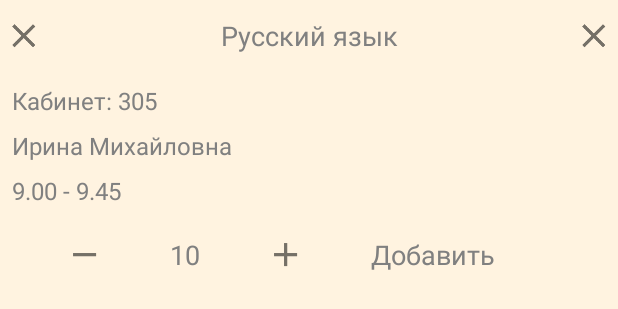
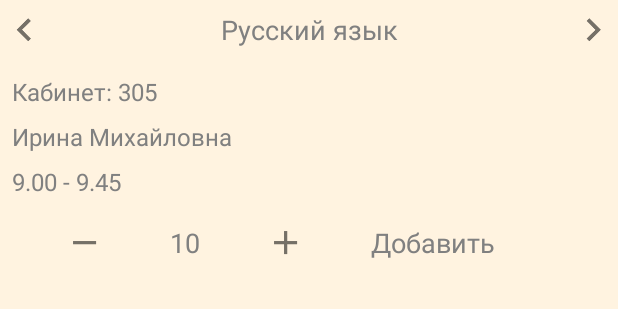
Before and after one commit to Ivanhanden/SchoolHelper2, an Android app: the layout app_widget.xml on its own in the app's theme, with its tools: preview values and no code run, on a phone screen of 412 x 824 dp. Shown: the top 309 px of the screen. Run offline under Robolectric (Android 15) with nearby library versions, the phone set to English and light mode, and no system bars.

Commit message:
14 Ivan working on widget xml

```diff
--- a/app/src/main/res/layout/app_widget.xml
+++ b/app/src/main/res/layout/app_widget.xml
@@ -9,7 +9,7 @@
         android:layout_width="match_parent"
         android:layout_height="wrap_content"
         android:orientation="horizontal"
-        android:layout_marginTop="8dp"
+        android:layout_marginTop="4dp"
         >
 
         <ImageButton
@@ -18,7 +18,7 @@
             android:layout_weight="0"
             android:layout_height="wrap_content"
             android:background="@android:color/transparent"
-            android:src="@drawable/ic_clear"/>
+            android:src="@drawable/ic_keyboard_arrow_left"/>
 
         <TextView
             android:id="@+id/subject_name"
@@ -38,14 +38,14 @@
             android:layout_weight="0"
             android:layout_height="wrap_content"
             android:background="@android:color/transparent"
-            android:src="@drawable/ic_clear"/>
+            android:src="@drawable/ic_keyboard_arrow_right"/>
 
     </LinearLayout>
     <LinearLayout
         android:layout_width="match_parent"
         android:layout_height="wrap_content"
         android:orientation="vertical"
-        android:layout_marginTop="16dp"
+        android:layout_marginTop="14dp"
         android:layout_marginLeft="8dp">
 
         <TextView
@@ -80,7 +80,7 @@
         android:layout_width="match_parent"
         android:layout_height="wrap_content"
         android:orientation="horizontal"
-        android:layout_marginTop="16dp">
+        android:layout_marginTop="14dp">
 
 
         <ImageButton
--- a/app/src/main/res/xml/app_widget_info.xml
+++ b/app/src/main/res/xml/app_widget_info.xml
@@ -4,7 +4,7 @@
                     android:initialLayout="@layout/app_widget"
                     android:minHeight="110dp"
                     android:minWidth="180dp"
-                    android:previewImage="@drawable/example_appwidget_preview"
+                    android:previewImage="@drawable/ic_launcher"
                     android:updatePeriodMillis="0"
                     android:widgetCategory="home_screen">
 </appwidget-provider>
```
